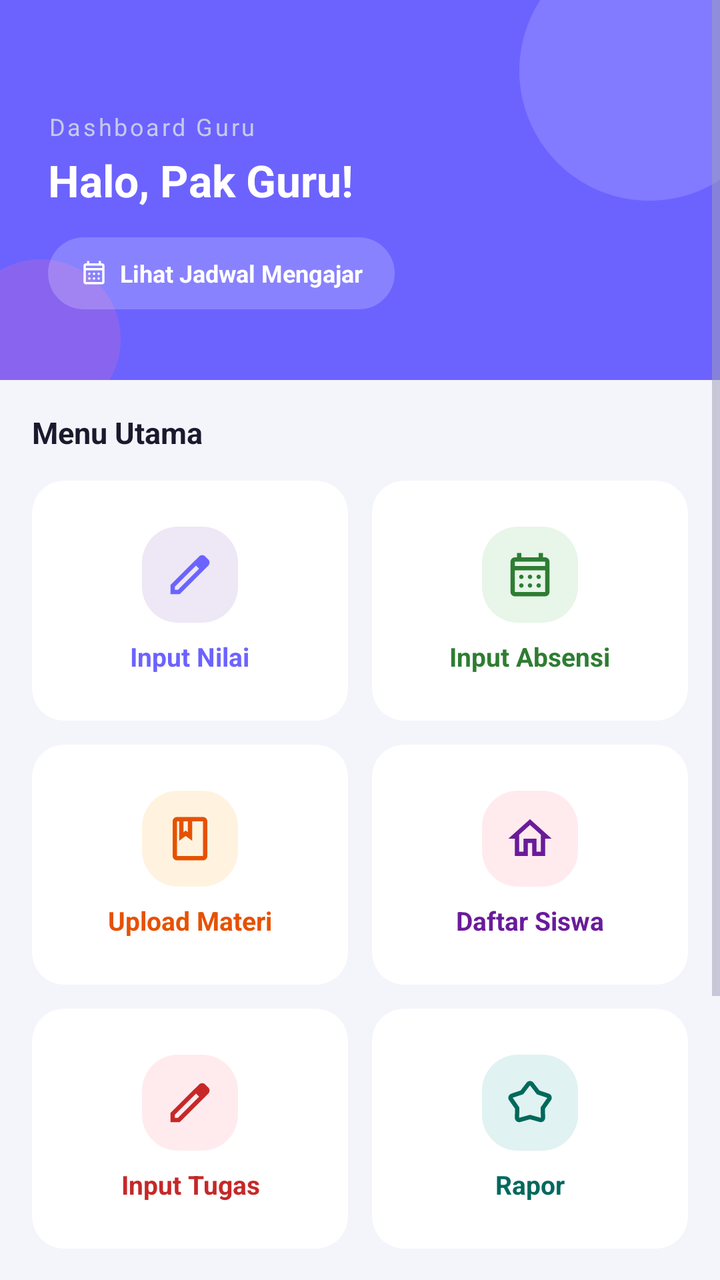
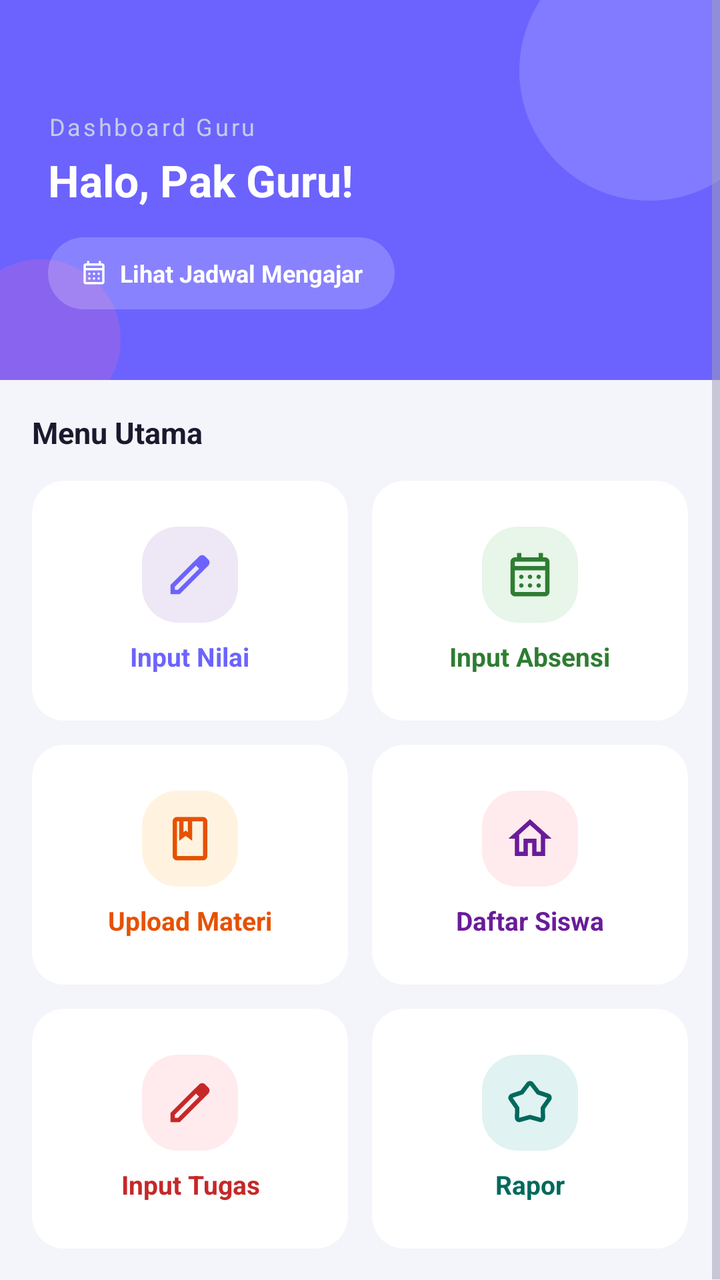

Two renders of the same Android screen: before a commit and after it. Below are the layout's source before the change and the commit's diff.
<!-- AndroidManifest.xml: application theme Theme.Elearning_SD_Negeri_Sukorame_1 -->
<!-- res/layout/fragment_dashboard_guru.xml -->
<?xml version="1.0" encoding="utf-8"?>
<ScrollView xmlns:android="http://schemas.android.com/apk/res/android"
    xmlns:app="http://schemas.android.com/apk/res-auto"
    android:layout_width="match_parent"
    android:layout_height="match_parent"
    android:background="@color/bg_light"
    android:fillViewport="true">

    <LinearLayout
        android:layout_width="match_parent"
        android:layout_height="wrap_content"
        android:orientation="vertical">

        
        <FrameLayout
            android:layout_width="match_parent"
            android:layout_height="190dp"
            android:background="@color/primary_purple">

            
            <View
                android:layout_width="130dp"
                android:layout_height="130dp"
                android:layout_gravity="top|end"
                android:layout_marginTop="-30dp"
                android:layout_marginEnd="-30dp"
                android:background="@drawable/bg_circle_light_blue"
                android:alpha="0.15"/>

            <View
                android:layout_width="80dp"
                android:layout_height="80dp"
                android:layout_gravity="bottom|start"
                android:layout_marginStart="-20dp"
                android:layout_marginBottom="-20dp"
                android:background="@drawable/bg_circle_pink"
                android:alpha="0.20"/>

            <LinearLayout
                android:layout_width="match_parent"
                android:layout_height="match_parent"
                android:orientation="vertical"
                android:gravity="center_vertical"
                android:paddingStart="24dp"
                android:paddingEnd="24dp"
                android:paddingTop="20dp">

                <TextView
                    android:layout_width="wrap_content"
                    android:layout_height="wrap_content"
                    android:text="Dashboard Guru"
                    android:textColor="@color/admin_header_chip"
                    android:textSize="12sp"
                    android:letterSpacing="0.1"
                    android:fontFamily="sans-serif-rounded"/>

                <TextView
                    android:id="@+id/tvGreeting"
                    android:layout_width="wrap_content"
                    android:layout_height="wrap_content"
                    android:layout_marginTop="4dp"
                    android:text="Halo, Pak Guru!"
                    android:textColor="@color/on_header_title"
                    android:textSize="22sp"
                    android:textStyle="bold"
                    android:fontFamily="sans-serif-rounded"/>

                
                <FrameLayout
                    android:id="@+id/btnJadwalGuru"
                    android:layout_width="wrap_content"
                    android:layout_height="36dp"
                    android:layout_marginTop="14dp"
                    android:background="@drawable/bg_pill_white_alpha"
                    android:paddingHorizontal="16dp"
                    android:clickable="true"
                    android:focusable="true">
                    <LinearLayout
                        android:layout_width="wrap_content"
                        android:layout_height="wrap_content"
                        android:layout_gravity="center"
                        android:orientation="horizontal"
                        android:gravity="center_vertical">
                        <ImageView
                            android:layout_width="14dp"
                            android:layout_height="14dp"
                            android:src="@drawable/ic_calendar"
                            app:tint="@color/on_header_title"/>
                        <TextView
                            android:layout_width="wrap_content"
                            android:layout_height="wrap_content"
                            android:layout_marginStart="6dp"
                            android:text="Lihat Jadwal Mengajar"
                            android:textColor="@color/on_header_title"
                            android:textSize="12sp"
                            android:textStyle="bold"
                            android:fontFamily="sans-serif-rounded"/>
                    </LinearLayout>
                </FrameLayout>
            </LinearLayout>
        </FrameLayout>

        
        <LinearLayout
            android:layout_width="match_parent"
            android:layout_height="wrap_content"
            android:orientation="vertical"
            android:padding="16dp">

            <TextView
                android:layout_width="wrap_content"
                android:layout_height="wrap_content"
                android:layout_marginBottom="14dp"
                android:text="Menu Utama"
                android:textColor="@color/text_dark"
                android:textSize="15sp"
                android:textStyle="bold"
                android:fontFamily="sans-serif-rounded"/>

            
            <LinearLayout
                android:layout_width="match_parent"
                android:layout_height="wrap_content"
                android:orientation="horizontal"
                android:layout_marginBottom="12dp">

                
                <androidx.cardview.widget.CardView
                    android:id="@+id/menuInputNilai"
                    android:layout_width="0dp"
                    android:layout_height="120dp"
                    android:layout_weight="1"
                    android:layout_marginEnd="6dp"
                    android:clickable="true"
                    android:focusable="true"
                    android:foreground="?attr/selectableItemBackground"
                    app:cardCornerRadius="16dp"
                    app:cardElevation="0dp"
                    app:cardBackgroundColor="@color/card_bg">
                    <LinearLayout
                        android:layout_width="match_parent"
                        android:layout_height="match_parent"
                        android:gravity="center"
                        android:orientation="vertical"
                        android:padding="12dp">
                        <FrameLayout
                            android:layout_width="48dp"
                            android:layout_height="48dp"
                            android:background="@drawable/bg_icon_box_white"
                            android:backgroundTint="@color/icon_box_purple_tint">
                            <ImageView
                                android:layout_width="26dp"
                                android:layout_height="26dp"
                                android:layout_gravity="center"
                                android:src="@drawable/ic_pencil"
                                app:tint="@color/primary_purple"/>
                        </FrameLayout>
                        <TextView
                            android:layout_width="wrap_content"
                            android:layout_height="wrap_content"
                            android:layout_marginTop="8dp"
                            android:gravity="center"
                            android:text="Input Nilai"
                            android:textColor="@color/primary_purple"
                            android:textSize="13sp"
                            android:textStyle="bold"
                            android:fontFamily="sans-serif-rounded"/>
                    </LinearLayout>
                </androidx.cardview.widget.CardView>

                
                <androidx.cardview.widget.CardView
                    android:id="@+id/menuInputAbsen"
                    android:layout_width="0dp"
                    android:layout_height="120dp"
                    android:layout_weight="1"
                    android:layout_marginStart="6dp"
                    android:clickable="true"
                    android:focusable="true"
                    android:foreground="?attr/selectableItemBackground"
                    app:cardCornerRadius="16dp"
                    app:cardElevation="0dp"
                    app:cardBackgroundColor="@color/card_bg">
                    <LinearLayout
                        android:layout_width="match_parent"
                        android:layout_height="match_parent"
                        android:gravity="center"
                        android:orientation="vertical"
                        android:padding="12dp">
                        <FrameLayout
                            android:layout_width="48dp"
                            android:layout_height="48dp"
                            android:background="@drawable/bg_icon_box_white"
                            android:backgroundTint="@color/icon_box_green_tint">
                            <ImageView
                                android:layout_width="26dp"
                                android:layout_height="26dp"
                                android:layout_gravity="center"
                                android:src="@drawable/ic_calendar"
                                app:tint="@color/label_green"/>
                        </FrameLayout>
                        <TextView
                            android:layout_width="wrap_content"
                            android:layout_height="wrap_content"
                            android:layout_marginTop="8dp"
                            android:gravity="center"
                            android:text="Input Absensi"
                            android:textColor="@color/label_green"
                            android:textSize="13sp"
                            android:textStyle="bold"
                            android:fontFamily="sans-serif-rounded"/>
                    </LinearLayout>
                </androidx.cardview.widget.CardView>
            </LinearLayout>

            
            <LinearLayout
                android:layout_width="match_parent"
                android:layout_height="wrap_content"
                android:orientation="horizontal"
                android:layout_marginBottom="12dp">

                
                <androidx.cardview.widget.CardView
                    android:id="@+id/menuUploadMateri"
                    android:layout_width="0dp"
                    android:layout_height="120dp"
                    android:layout_weight="1"
                    android:layout_marginEnd="6dp"
                    android:clickable="true"
                    android:focusable="true"
                    android:foreground="?attr/selectableItemBackground"
                    app:cardCornerRadius="16dp"
                    app:cardElevation="0dp"
                    app:cardBackgroundColor="@color/card_bg">
                    <LinearLayout
                        android:layout_width="match_parent"
                        android:layout_height="match_parent"
                        android:gravity="center"
                        android:orientation="vertical"
                        android:padding="12dp">
                        <FrameLayout
                            android:layout_width="48dp"
                            android:layout_height="48dp"
                            android:background="@drawable/bg_icon_box_white"
                            android:backgroundTint="@color/icon_box_orange_tint">
                            <ImageView
                                android:layout_width="26dp"
                                android:layout_height="26dp"
                                android:layout_gravity="center"
                                android:src="@drawable/ic_book"
                                app:tint="@color/label_orange"/>
                        </FrameLayout>
                        <TextView
                            android:layout_width="wrap_content"
                            android:layout_height="wrap_content"
                            android:layout_marginTop="8dp"
                            android:gravity="center"
                            android:text="Upload Materi"
                            android:textColor="@color/label_orange"
                            android:textSize="13sp"
                            android:textStyle="bold"
                            android:fontFamily="sans-serif-rounded"/>
                    </LinearLayout>
                </androidx.cardview.widget.CardView>

                
                <androidx.cardview.widget.CardView
                    android:id="@+id/menuDaftarSiswa"
                    android:layout_width="0dp"
                    android:layout_height="120dp"
                    android:layout_weight="1"
                    android:layout_marginStart="6dp"
                    android:clickable="true"
                    android:focusable="true"
                    android:foreground="?attr/selectableItemBackground"
                    app:cardCornerRadius="16dp"
                    app:cardElevation="0dp"
                    app:cardBackgroundColor="@color/card_bg">
                    <LinearLayout
                        android:layout_width="match_parent"
                        android:layout_height="match_parent"
                        android:gravity="center"
                        android:orientation="vertical"
                        android:padding="12dp">
                        <FrameLayout
                            android:layout_width="48dp"
                            android:layout_height="48dp"
                            android:background="@drawable/bg_icon_box_white"
                            android:backgroundTint="@color/icon_box_red_tint">
                            <ImageView
                                android:layout_width="26dp"
                                android:layout_height="26dp"
                                android:layout_gravity="center"
                                android:src="@drawable/ic_home"
                                app:tint="@color/label_grape"/>
                        </FrameLayout>
                        <TextView
                            android:layout_width="wrap_content"
                            android:layout_height="wrap_content"
                            android:layout_marginTop="8dp"
                            android:gravity="center"
                            android:text="Daftar Siswa"
                            android:textColor="@color/label_grape"
                            android:textSize="13sp"
                            android:textStyle="bold"
                            android:fontFamily="sans-serif-rounded"/>
                    </LinearLayout>
                </androidx.cardview.widget.CardView>
            </LinearLayout>

            
            <LinearLayout
                android:layout_width="match_parent"
                android:layout_height="wrap_content"
                android:orientation="horizontal"
                android:layout_marginBottom="16dp">

                
                <androidx.cardview.widget.CardView
                    android:id="@+id/menuInputTugas"
                    android:layout_width="0dp"
                    android:layout_height="120dp"
                    android:layout_weight="1"
                    android:layout_marginEnd="6dp"
                    android:clickable="true"
                    android:focusable="true"
                    android:foreground="?attr/selectableItemBackground"
                    app:cardCornerRadius="16dp"
                    app:cardElevation="0dp"
                    app:cardBackgroundColor="@color/card_bg">
                    <LinearLayout
                        android:layout_width="match_parent"
                        android:layout_height="match_parent"
                        android:gravity="center"
                        android:orientation="vertical"
                        android:padding="12dp">
                        <FrameLayout
                            android:layout_width="48dp"
                            android:layout_height="48dp"
                            android:background="@drawable/bg_icon_box_white"
                            android:backgroundTint="@color/icon_box_red_tint">
                            <ImageView
                                android:layout_width="26dp"
                                android:layout_height="26dp"
                                android:layout_gravity="center"
                                android:src="@drawable/ic_pencil"
                                app:tint="@color/label_red"/>
                        </FrameLayout>
                        <TextView
                            android:layout_width="wrap_content"
                            android:layout_height="wrap_content"
                            android:layout_marginTop="8dp"
                            android:gravity="center"
                            android:text="Input Tugas"
                            android:textColor="@color/label_red"
                            android:textSize="13sp"
                            android:textStyle="bold"
                            android:fontFamily="sans-serif-rounded"/>
                    </LinearLayout>
                </androidx.cardview.widget.CardView>

                
                <androidx.cardview.widget.CardView
                    android:id="@+id/menuRapor"
                    android:layout_width="0dp"
                    android:layout_height="120dp"
                    android:layout_weight="1"
                    android:layout_marginStart="6dp"
                    android:clickable="true"
                    android:focusable="true"
                    android:foreground="?attr/selectableItemBackground"
                    app:cardCornerRadius="16dp"
                    app:cardElevation="0dp"
                    app:cardBackgroundColor="@color/card_bg">
                    <LinearLayout
                        android:layout_width="match_parent"
                        android:layout_height="match_parent"
                        android:gravity="center"
                        android:orientation="vertical"
                        android:padding="12dp">
                        <FrameLayout
                            android:layout_width="48dp"
                            android:layout_height="48dp"
                            android:background="@drawable/bg_icon_box_white"
                            android:backgroundTint="@color/icon_box_teal_tint">
                            <ImageView
                                android:layout_width="26dp"
                                android:layout_height="26dp"
                                android:layout_gravity="center"
                                android:src="@drawable/ic_star"
                                app:tint="@color/label_teal"/>
                        </FrameLayout>
                        <TextView
                            android:layout_width="wrap_content"
                            android:layout_height="wrap_content"
                            android:layout_marginTop="8dp"
                            android:gravity="center"
                            android:text="Rapor"
                            android:textColor="@color/label_teal"
                            android:textSize="13sp"
                            android:textStyle="bold"
                            android:fontFamily="sans-serif-rounded"/>
                    </LinearLayout>
                </androidx.cardview.widget.CardView>
            </LinearLayout>

            <TextView
                android:layout_width="wrap_content"
                android:layout_height="wrap_content"
                android:layout_marginTop="16dp"
                android:layout_marginBottom="14dp"
                android:text="Manajemen Data"
                android:textColor="@color/text_dark"
                android:textSize="15sp"
                android:textStyle="bold"
                android:fontFamily="sans-serif-rounded"/>

            <LinearLayout
                android:layout_width="match_parent"
                android:layout_height="wrap_content"
                android:orientation="horizontal"
                android:layout_marginBottom="16dp">

                <androidx.cardview.widget.CardView
                    android:id="@+id/menuLihatMateri"
                    android:layout_width="0dp"
                    android:layout_height="100dp"
                    android:layout_weight="1"
                    android:layout_marginEnd="6dp"
                    android:clickable="true"
                    android:focusable="true"
                    android:foreground="?attr/selectableItemBackground"
                    app:cardCornerRadius="16dp"
                    app:cardElevation="0dp"
                    app:cardBackgroundColor="@color/card_bg">
                    <LinearLayout
                        android:layout_width="match_parent"
                        android:layout_height="match_parent"
                        android:gravity="center"
                        android:orientation="vertical">
                        <ImageView
                            android:layout_width="24dp"
                            android:layout_height="24dp"
                            android:src="@drawable/ic_book"
                            app:tint="@color/label_orange"/>
                        <TextView
                            android:layout_width="wrap_content"
                            android:layout_height="wrap_content"
                            android:layout_marginTop="4dp"
                            android:text="Daftar Materi"
                            android:textColor="@color/label_orange"
                            android:textSize="12sp"
                            android:textStyle="bold"/>
                    </LinearLayout>
                </androidx.cardview.widget.CardView>

                <androidx.cardview.widget.CardView
                    android:id="@+id/menuLihatTugas"
                    android:layout_width="0dp"
                    android:layout_height="100dp"
                    android:layout_weight="1"
                    android:layout_marginStart="6dp"
                    android:clickable="true"
                    android:focusable="true"
                    android:foreground="?attr/selectableItemBackground"
                    app:cardCornerRadius="16dp"
                    app:cardElevation="0dp"
                    app:cardBackgroundColor="@color/card_bg">
                    <LinearLayout
                        android:layout_width="match_parent"
                        android:layout_height="match_parent"
                        android:gravity="center"
                        android:orientation="vertical">
                        <ImageView
                            android:layout_width="24dp"
                            android:layout_height="24dp"
                            android:src="@drawable/ic_pencil"
                            app:tint="@color/label_red"/>
                        <TextView
                            android:layout_width="wrap_content"
                            android:layout_height="wrap_content"
                            android:layout_marginTop="4dp"
                            android:text="Daftar Tugas"
                            android:textColor="@color/label_red"
                            android:textSize="12sp"
                            android:textStyle="bold"/>
                    </LinearLayout>
                </androidx.cardview.widget.CardView>
            </LinearLayout>
        </LinearLayout>
    </LinearLayout>
</ScrollView>
<!-- resources referenced by this layout -->
<resources>
  <color name="admin_header_chip">#C5CAE9</color>
  <color name="bg_light">#F4F4FB</color>
  <color name="card_bg">#FFFFFF</color>
  <color name="icon_box_green_tint">#E8F5E9</color>
  <color name="icon_box_orange_tint">#FFF3E0</color>
  <color name="icon_box_purple_tint">#EDE7F6</color>
  <color name="icon_box_red_tint">#FFEBEE</color>
  <color name="icon_box_teal_tint">#E0F2F1</color>
  <color name="label_grape">#6A1B9A</color>
  <color name="label_green">#2E7D32</color>
  <color name="label_orange">#E65100</color>
  <color name="label_red">#C62828</color>
  <color name="label_teal">#00695C</color>
  <color name="on_header_title">#FFFFFF</color>
  <color name="primary_purple">#6C63FF</color>
  <color name="text_dark">#1A1A2E</color>
  <!-- drawable bg_circle_light_blue (drawable) -->
  <?xml version="1.0" encoding="utf-8"?>
  <shape xmlns:android="http://schemas.android.com/apk/res/android"
      android:shape="oval">
      <solid android:color="#FFFFFF" />
  </shape>
  <!-- drawable bg_circle_pink (drawable) -->
  <?xml version="1.0" encoding="utf-8"?>
  <shape xmlns:android="http://schemas.android.com/apk/res/android"
      android:shape="oval">
      <solid android:color="#FF6EB4" />
  </shape>
  <!-- drawable bg_icon_box_white (drawable) -->
  <?xml version="1.0" encoding="utf-8"?>
  <shape xmlns:android="http://schemas.android.com/apk/res/android"
      android:shape="rectangle">
      <solid android:color="#FFFFFF" />
      <corners android:radius="18dp" />
  </shape>
  <!-- drawable bg_pill_white_alpha (drawable) -->
  <?xml version="1.0" encoding="utf-8"?>
  <shape xmlns:android="http://schemas.android.com/apk/res/android"
      android:shape="rectangle">
      <solid android:color="#33FFFFFF" />
      <corners android:radius="20dp" />
  </shape>
  <!-- drawable ic_book (drawable) -->
  <vector xmlns:android="http://schemas.android.com/apk/res/android" android:height="24dp" android:tint="#000000" android:viewportHeight="24" android:viewportWidth="24" android:width="24dp">
        
      <path android:fillColor="@android:color/white" android:pathData="M18,2L6,2c-1.1,0 -2,0.9 -2,2v16c0,1.1 0.9,2 2,2h12c1.1,0 2,-0.9 2,-2L20,4c0,-1.1 -0.9,-2 -2,-2zM9,4h2v5l-1,-0.75L9,9L9,4zM18,20L6,20L6,4h1v9l3,-2.25L13,13L13,4h5v16z"/>
      
  </vector>
  <!-- drawable ic_home (drawable) -->
  <vector xmlns:android="http://schemas.android.com/apk/res/android" android:height="24dp" android:tint="#000000" android:viewportHeight="24" android:viewportWidth="24" android:width="24dp">
        
      <path android:fillColor="@android:color/white" android:pathData="M12,5.69l5,4.5V18h-2v-6H9v6H7v-7.81l5,-4.5M12,3L2,12h3v8h6v-6h2v6h6v-8h3L12,3z"/>
      
  </vector>
  <!-- drawable ic_pencil (drawable) -->
  <vector xmlns:android="http://schemas.android.com/apk/res/android"
      android:width="24dp"
      android:height="24dp"
      android:viewportWidth="960"
      android:viewportHeight="960"
      android:tint="?attr/colorControlNormal">
    <path
        android:fillColor="@android:color/white"
        android:pathData="M200,760L257,760L648,369L591,312L200,703L200,760ZM120,840L120,670L648,143Q660,132 674.5,126Q689,120 705,120Q721,120 736,126Q751,132 762,144L817,200Q829,211 834.5,226Q840,241 840,256Q840,272 834.5,286.5Q829,301 817,313L290,840L120,840ZM760,256L760,256L704,200L704,200L760,256ZM619,341L591,312L591,312L648,369L648,369L619,341Z"/>
  </vector>
  <color name="primary_purple_light">#9B94FF</color>
  <color name="white">#FFFFFFFF</color>
  <color name="teal_200">#FF03DAC5</color>
  <color name="black">#FF000000</color>
  <color name="text_gray">#5C5F72</color>
  <color name="text_hint">#9E9EB8</color>
  <color name="light_purple">#E7E6FF</color>
  <color name="divider_color">#DCDCE8</color>
  <!-- unchanged entries left out for length: 3 -->
</resources>

<!-- the commit's change to res/layout/fragment_dashboard_guru.xml (unified diff, before → after) -->
@@ -11,13 +11,11 @@
         android:layout_height="wrap_content"
         android:orientation="vertical">
 
-        
         <FrameLayout
             android:layout_width="match_parent"
             android:layout_height="190dp"
             android:background="@color/primary_purple">
 
-            
             <View
                 android:layout_width="130dp"
                 android:layout_height="130dp"
@@ -65,7 +63,6 @@
                     android:textStyle="bold"
                     android:fontFamily="sans-serif-rounded"/>
 
-                
                 <FrameLayout
                     android:id="@+id/btnJadwalGuru"
                     android:layout_width="wrap_content"
@@ -100,7 +97,6 @@
             </LinearLayout>
         </FrameLayout>
 
-        
         <LinearLayout
             android:layout_width="match_parent"
             android:layout_height="wrap_content"
@@ -117,14 +113,12 @@
                 android:textStyle="bold"
                 android:fontFamily="sans-serif-rounded"/>
 
-            
             <LinearLayout
                 android:layout_width="match_parent"
                 android:layout_height="wrap_content"
                 android:orientation="horizontal"
                 android:layout_marginBottom="12dp">
 
-                
                 <androidx.cardview.widget.CardView
                     android:id="@+id/menuInputNilai"
                     android:layout_width="0dp"
@@ -168,7 +162,6 @@
                     </LinearLayout>
                 </androidx.cardview.widget.CardView>
 
-                
                 <androidx.cardview.widget.CardView
                     android:id="@+id/menuInputAbsen"
                     android:layout_width="0dp"
@@ -213,14 +206,12 @@
                 </androidx.cardview.widget.CardView>
             </LinearLayout>
 
-            
             <LinearLayout
                 android:layout_width="match_parent"
                 android:layout_height="wrap_content"
                 android:orientation="horizontal"
                 android:layout_marginBottom="12dp">
 
-                
                 <androidx.cardview.widget.CardView
                     android:id="@+id/menuUploadMateri"
                     android:layout_width="0dp"
@@ -264,7 +255,6 @@
                     </LinearLayout>
                 </androidx.cardview.widget.CardView>
 
-                
                 <androidx.cardview.widget.CardView
                     android:id="@+id/menuDaftarSiswa"
                     android:layout_width="0dp"
@@ -309,14 +299,11 @@
                 </androidx.cardview.widget.CardView>
             </LinearLayout>
 
-            
             <LinearLayout
                 android:layout_width="match_parent"
                 android:layout_height="wrap_content"
-                android:orientation="horizontal"
-                android:layout_marginBottom="16dp">
-
-                
+                android:orientation="horizontal">
+
                 <androidx.cardview.widget.CardView
                     android:id="@+id/menuInputTugas"
                     android:layout_width="0dp"
@@ -360,7 +347,6 @@
                     </LinearLayout>
                 </androidx.cardview.widget.CardView>
 
-                
                 <androidx.cardview.widget.CardView
                     android:id="@+id/menuRapor"
                     android:layout_width="0dp"
@@ -401,90 +387,6 @@
                             android:textSize="13sp"
                             android:textStyle="bold"
                             android:fontFamily="sans-serif-rounded"/>
-                    </LinearLayout>
-                </androidx.cardview.widget.CardView>
-            </LinearLayout>
-
-            <TextView
-                android:layout_width="wrap_content"
-                android:layout_height="wrap_content"
-                android:layout_marginTop="16dp"
-                android:layout_marginBottom="14dp"
-                android:text="Manajemen Data"
-                android:textColor="@color/text_dark"
-                android:textSize="15sp"
-                android:textStyle="bold"
-                android:fontFamily="sans-serif-rounded"/>
-
-            <LinearLayout
-                android:layout_width="match_parent"
-                android:layout_height="wrap_content"
-                android:orientation="horizontal"
-                android:layout_marginBottom="16dp">
-
-                <androidx.cardview.widget.CardView
-                    android:id="@+id/menuLihatMateri"
-                    android:layout_width="0dp"
-                    android:layout_height="100dp"
-                    android:layout_weight="1"
-                    android:layout_marginEnd="6dp"
-                    android:clickable="true"
-                    android:focusable="true"
-                    android:foreground="?attr/selectableItemBackground"
-                    app:cardCornerRadius="16dp"
-                    app:cardElevation="0dp"
-                    app:cardBackgroundColor="@color/card_bg">
-                    <LinearLayout
-                        android:layout_width="match_parent"
-                        android:layout_height="match_parent"
-                        android:gravity="center"
-                        android:orientation="vertical">
-                        <ImageView
-                            android:layout_width="24dp"
-                            android:layout_height="24dp"
-                            android:src="@drawable/ic_book"
-                            app:tint="@color/label_orange"/>
-                        <TextView
-                            android:layout_width="wrap_content"
-                            android:layout_height="wrap_content"
-                            android:layout_marginTop="4dp"
-                            android:text="Daftar Materi"
-                            android:textColor="@color/label_orange"
-                            android:textSize="12sp"
-                            android:textStyle="bold"/>
-                    </LinearLayout>
-                </androidx.cardview.widget.CardView>
-
-                <androidx.cardview.widget.CardView
-                    android:id="@+id/menuLihatTugas"
-                    android:layout_width="0dp"
-                    android:layout_height="100dp"
-                    android:layout_weight="1"
-                    android:layout_marginStart="6dp"
-                    android:clickable="true"
-                    android:focusable="true"
-                    android:foreground="?attr/selectableItemBackground"
-                    app:cardCornerRadius="16dp"
-                    app:cardElevation="0dp"
-                    app:cardBackgroundColor="@color/card_bg">
-                    <LinearLayout
-                        android:layout_width="match_parent"
-                        android:layout_height="match_parent"
-                        android:gravity="center"
-                        android:orientation="vertical">
-                        <ImageView
-                            android:layout_width="24dp"
-                            android:layout_height="24dp"
-                            android:src="@drawable/ic_pencil"
-                            app:tint="@color/label_red"/>
-                        <TextView
-                            android:layout_width="wrap_content"
-                            android:layout_height="wrap_content"
-                            android:layout_marginTop="4dp"
-                            android:text="Daftar Tugas"
-                            android:textColor="@color/label_red"
-                            android:textSize="12sp"
-                            android:textStyle="bold"/>
                     </LinearLayout>
                 </androidx.cardview.widget.CardView>
             </LinearLayout>
